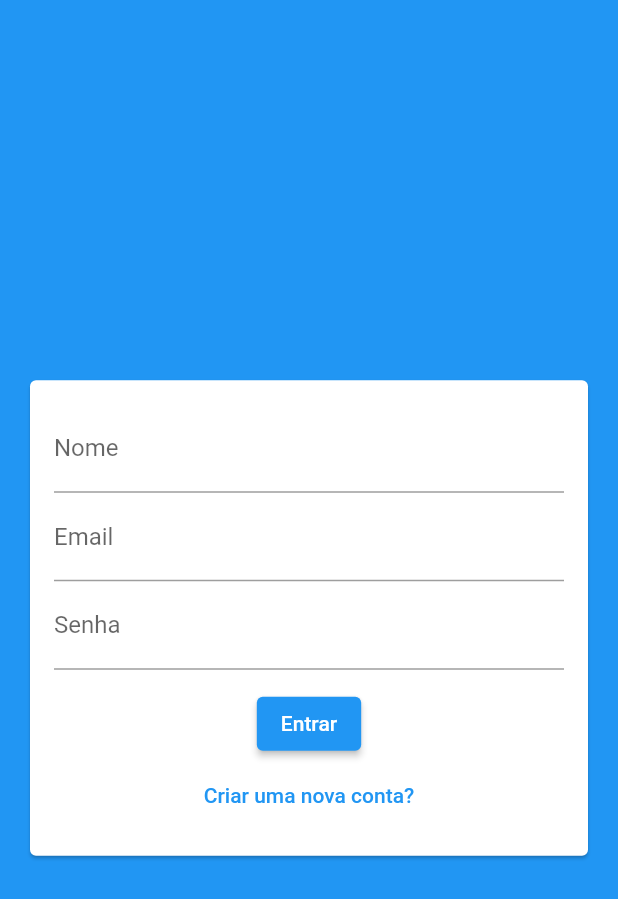
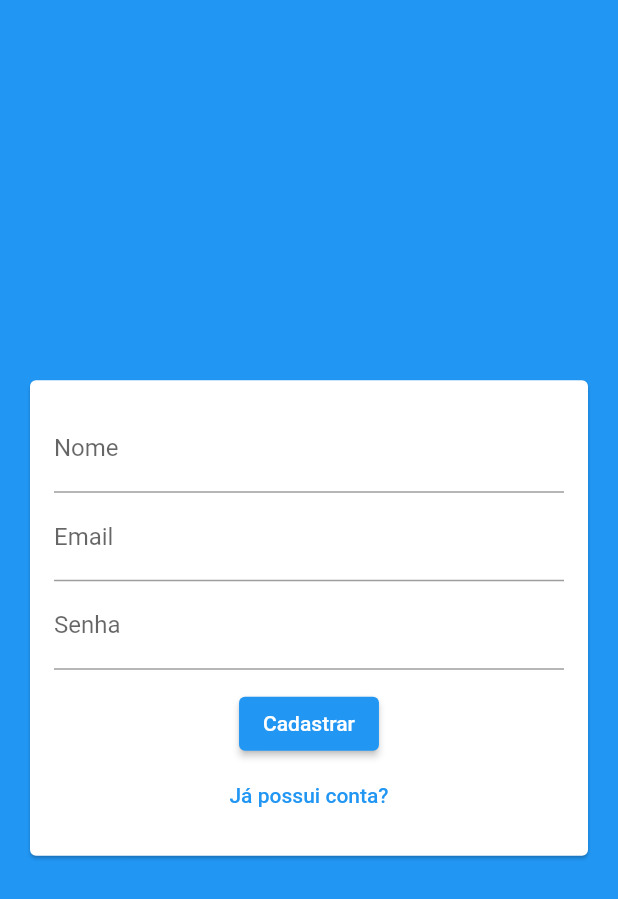
Before and after one commit to juniorlatalisa/cod3r_flutter, a Flutter app: the screen it shows after launch, after a tap on "Criar uma nova conta?", on a phone screen of 412 x 824 dp. Shown: the top 899 px of the screen. Run offline on Flutter 3.47's test engine with Material 2 defaults, Android fonts, the phone set to English and light mode, and no system bars; our stand-ins replace google_maps_flutter, image_picker, location, shared_preferences, sqflite; accounts and stored records are empty.

Commit message:
Aplicação de Chat - Firebase, Upload Imagem e Push Notifications: Auth Page #03

```diff
--- a/curso_flutter/chat/lib/components/auth_form.dart
+++ b/curso_flutter/chat/lib/components/auth_form.dart
@@ -1,7 +1,20 @@
+import 'package:chat/models/auth_form_data.dart';
 import 'package:flutter/material.dart';
 
-class AuthForm extends StatelessWidget {
+class AuthForm extends StatefulWidget {
   const AuthForm({Key? key}) : super(key: key);
+
+  @override
+  State<AuthForm> createState() => _AuthFormState();
+}
+
+class _AuthFormState extends State<AuthForm> {
+  final _formKey = GlobalKey<FormState>();
+  final _formData = AuthFormData();
+
+  void _submit() {
+    _formKey.currentState?.validate();
+  }
 
   @override
   Widget build(BuildContext context) {
@@ -10,26 +23,45 @@ class AuthForm extends StatelessWidget {
       child: Padding(
         padding: const EdgeInsets.all(16),
         child: Form(
+          key: _formKey,
           child: Column(
             children: [
+              if (_formData.isSignup)
+                TextFormField(
+                  key: const ValueKey('name'),
+                  initialValue: _formData.name,
+                  onChanged: (name) => _formData.name = name,
+                  decoration: const InputDecoration(labelText: 'Nome'),
+                ),
               TextFormField(
-                decoration: const InputDecoration(labelText: 'Nome'),
-              ),
-              TextFormField(
+                key: const ValueKey('email'),
+                initialValue: _formData.email,
+                onChanged: (email) => _formData.email = email,
                 decoration: const InputDecoration(labelText: 'Email'),
               ),
               TextFormField(
+                key: const ValueKey('password'),
+                initialValue: _formData.password,
+                onChanged: (password) => _formData.password = password,
                 obscureText: true,
                 decoration: const InputDecoration(labelText: 'Senha'),
               ),
               const SizedBox(height: 12),
               ElevatedButton(
-                onPressed: () {},
-                child: const Text('Entrar'),
+                onPressed: _submit,
+                child: Text(_formData.isLogin ? 'Entrar' : 'Cadastrar'),
               ),
               TextButton(
-                onPressed: () {},
-                child: const Text('Criar uma nova conta?'),
+                child: Text(
+                  _formData.isLogin
+                      ? 'Criar uma nova conta?'
+                      : 'Já possui conta?',
+                ),
+                onPressed: () {
+                  setState(() {
+                    _formData.toggleAuthMode();
+                  });
+                },
               ),
             ],
           ),
```
